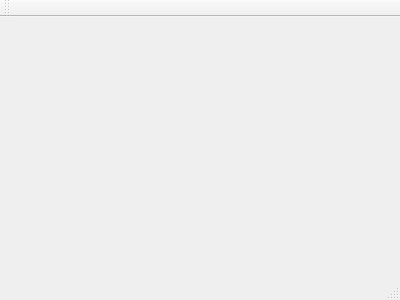
YannBertrand/cs-go-custom-radar, file mainwindow.ui: the form before one commit.
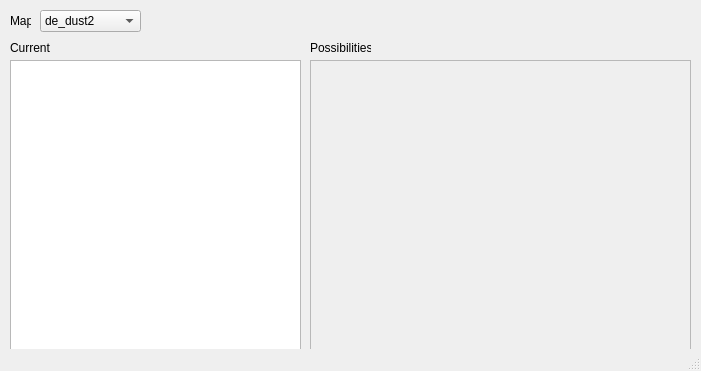
The form after the commit.

Commit message: Prepare the layout

What changed in the file:
```diff
--- a/mainwindow.ui
+++ b/mainwindow.ui
@@ -1,24 +1,147 @@
 <ui version="4.0">
  <class>MainWindow</class>
- <widget class="QMainWindow" name="MainWindow" >
-  <property name="geometry" >
+ <widget class="QMainWindow" name="MainWindow">
+  <property name="geometry">
    <rect>
     <x>0</x>
     <y>0</y>
-    <width>400</width>
-    <height>300</height>
+    <width>701</width>
+    <height>371</height>
    </rect>
   </property>
   <property name="windowTitle" >
    <string>MainWindow</string>
   </property>
-  <widget class="QMenuBar" name="menuBar" />
-  <widget class="QToolBar" name="mainToolBar" />
-  <widget class="QWidget" name="centralWidget" />
-  <widget class="QStatusBar" name="statusBar" />
+  <property name="locale">
+   <locale language="English" country="UnitedStates"/>
+  </property>
+  <widget class="QWidget" name="centralWidget">
+   <widget class="QComboBox" name="comboBox">
+    <property name="geometry">
+     <rect>
+      <x>40</x>
+      <y>10</y>
+      <width>101</width>
+      <height>22</height>
+     </rect>
+    </property>
+    <item>
+     <property name="text">
+      <string>de_dust2</string>
+     </property>
+    </item>
+    <item>
+     <property name="text">
+      <string>de_inferno</string>
+     </property>
+    </item>
+    <item>
+     <property name="text">
+      <string>de_mirage</string>
+     </property>
+    </item>
+    <item>
+     <property name="text">
+      <string>de_nuke</string>
+     </property>
+    </item>
+    <item>
+     <property name="text">
+      <string>de_cache</string>
+     </property>
+    </item>
+    <item>
+     <property name="text">
+      <string>de_cobblestone</string>
+     </property>
+    </item>
+    <item>
+     <property name="text">
+      <string>de_overpass</string>
+     </property>
+    </item>
+    <item>
+     <property name="text">
+      <string>de_train</string>
+     </property>
+    </item>
+   </widget>
+   <widget class="QLabel" name="label">
+    <property name="geometry">
+     <rect>
+      <x>10</x>
+      <y>10</y>
+      <width>21</width>
+      <height>21</height>
+     </rect>
+    </property>
+    <property name="text">
+     <string>Map</string>
+    </property>
+   </widget>
+   <widget class="QLabel" name="label_2">
+    <property name="geometry">
+     <rect>
+      <x>10</x>
+      <y>40</y>
+      <width>47</width>
+      <height>16</height>
+     </rect>
+    </property>
+    <property name="text">
+     <string>Current</string>
+    </property>
+   </widget>
+   <widget class="QScrollArea" name="scrollArea">
+    <property name="geometry">
+     <rect>
+      <x>310</x>
+      <y>60</y>
+      <width>381</width>
+      <height>291</height>
+     </rect>
+    </property>
+    <property name="widgetResizable">
+     <bool>true</bool>
+    </property>
+    <widget class="QWidget" name="scrollAreaWidgetContents">
+     <property name="geometry">
+      <rect>
+       <x>0</x>
+       <y>0</y>
+       <width>379</width>
+       <height>289</height>
+      </rect>
+     </property>
+    </widget>
+   </widget>
+   <widget class="QGraphicsView" name="graphicsView">
+    <property name="geometry">
+     <rect>
+      <x>10</x>
+      <y>60</y>
+      <width>291</width>
+      <height>291</height>
+     </rect>
+    </property>
+   </widget>
+   <widget class="QLabel" name="label_3">
+    <property name="geometry">
+     <rect>
+      <x>310</x>
+      <y>40</y>
+      <width>61</width>
+      <height>16</height>
+     </rect>
+    </property>
+    <property name="text">
+     <string>Possibilities</string>
+    </property>
+   </widget>
+  </widget>
+  <widget class="QStatusBar" name="statusBar"/>
  </widget>
- <layoutDefault spacing="6" margin="11" />
- <pixmapfunction></pixmapfunction>
+ <layoutdefault spacing="6" margin="11"/>
  <resources/>
  <connections/>
 </ui>
```
Left out of the diff: 5 changed lines with no effect on the pictures. The commit also changes 1 other file.
